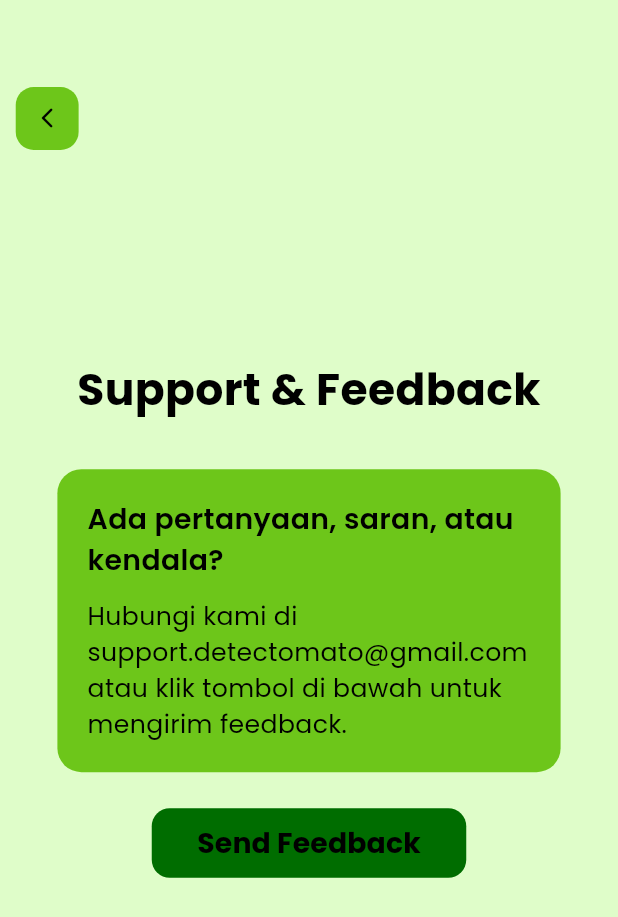
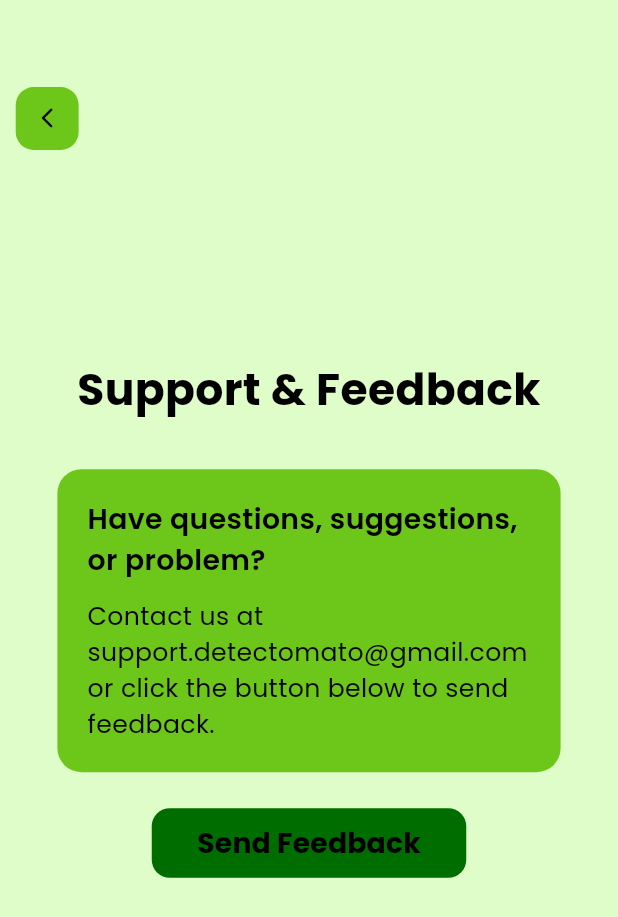
Before and after one commit to SergioWinn/detectomato, a Flutter app: the HelpScreen screen opened directly, on a phone screen of 412 x 824 dp. Shown: the top 917 px of the screen. Run offline on Flutter 3.47's test engine with Material 3 defaults, Android fonts, the phone set to English and light mode, and no system bars; our stand-ins replace camera, image_picker, supabase_flutter; missing offline and left inert: tflite_flutter; accounts and stored records are empty.

Commit message:
Change language

```diff
--- a/lib/help_screen.dart
+++ b/lib/help_screen.dart
@@ -64,7 +64,7 @@
                     crossAxisAlignment: CrossAxisAlignment.start,
                     children: [
                       Text(
-                        "Ada pertanyaan, saran, atau kendala?",
+                        "Have questions, suggestions, or problem?",
                         style: TextStyle(
                           fontFamily: 'Poppins',
                           fontWeight: FontWeight.w600,
@@ -74,7 +74,7 @@
                       ),
                       SizedBox(height: 12),
                       Text(
-                        "Hubungi kami di support.detectomato@gmail.com\natau klik tombol di bawah untuk mengirim feedback.",
+                        "Contact us at support.detectomato@gmail.com\nor click the button below to send feedback.",
                         style: TextStyle(
                           fontFamily: 'Poppins',
                           fontSize: responsiveFont(16),
```
